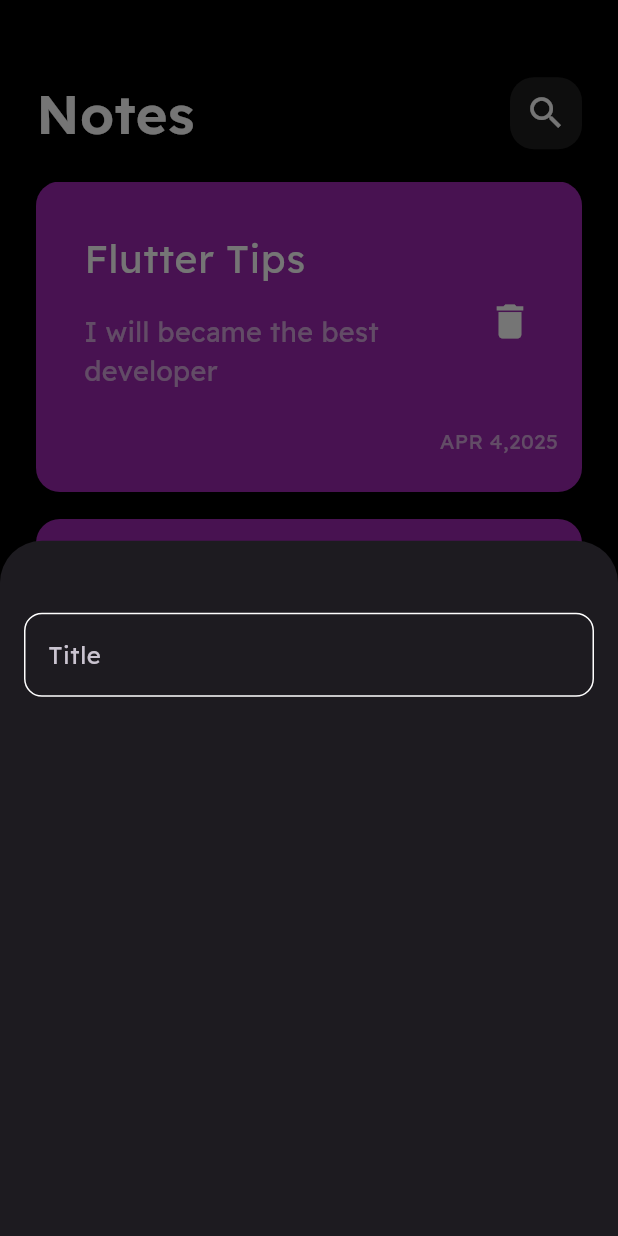
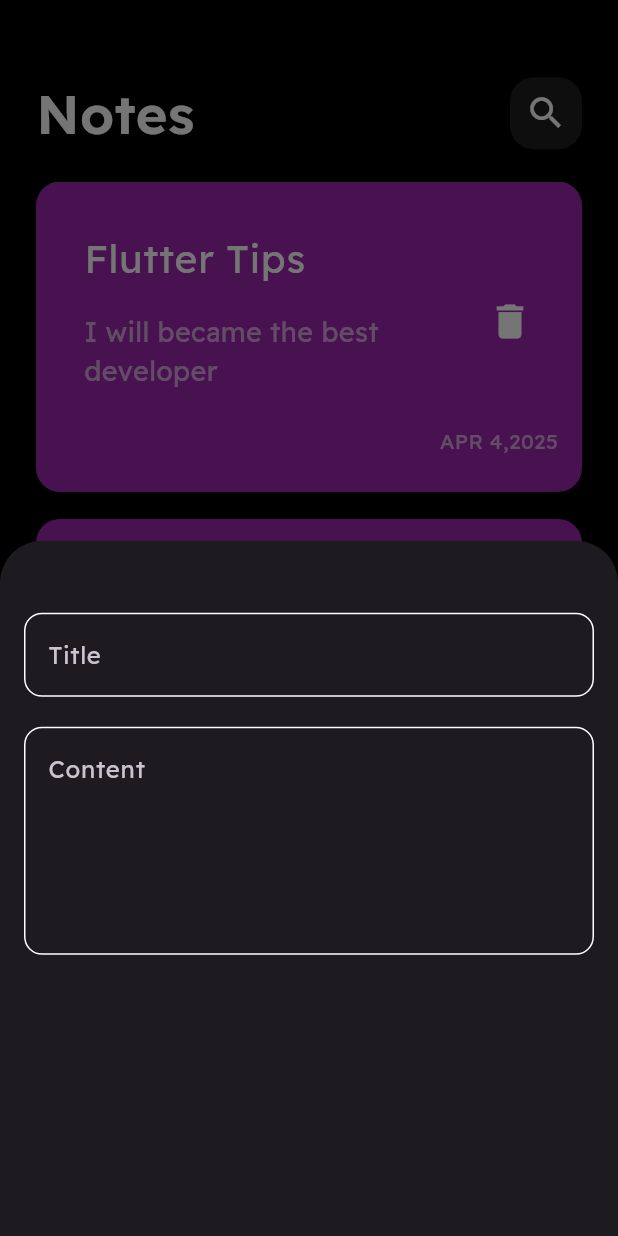
Before and after one commit to MahmooudHesham/notes_app, a Flutter app: the screen it shows after launch, after a tap on the "add" icon, on a phone screen of 412 x 824 dp. Run offline on Flutter 3.47's test engine with Material 3 defaults, Android fonts, the phone set to English and light mode, and no system bars.

Commit message:
add textFields to notes bottom sheet

```diff
--- a/lib/widgets/add_note_bottomsheet.dart
+++ b/lib/widgets/add_note_bottomsheet.dart
@@ -8,7 +8,14 @@ class AddNoteBottomSheet extends StatelessWidget {
   Widget build(BuildContext context) {
     return Padding(
       padding: const EdgeInsets.symmetric(horizontal: 16),
-      child: Column(children: [const SizedBox(height: 48), CutsomTextfield()]),
+      child: Column(
+        children: [
+          const SizedBox(height: 48),
+          CutsomTextfield(hint: 'Title'),
+          const SizedBox(height: 20),
+          CutsomTextfield(hint: 'Content', maxLines: 5),
+        ],
+      ),
     );
   }
 }
--- a/lib/widgets/cutsom_textField.dart
+++ b/lib/widgets/cutsom_textField.dart
@@ -2,14 +2,17 @@ import 'package:flutter/material.dart';
 import 'package:notes_app/constants.dart';
 
 class CutsomTextfield extends StatelessWidget {
-  const CutsomTextfield({super.key});
-
+  const CutsomTextfield({super.key, required this.hint, this.maxLines = 1});
+  final String hint;
+  final int maxLines;
   @override
   Widget build(BuildContext context) {
     return TextField(
       cursorColor: kPrimaryColour,
+      maxLines: maxLines,
       decoration: InputDecoration(
-        hintText: "Title",
+        hintText: hint,
+
         border: buildBorder(),
         enabledBorder: buildBorder(),
         focusedBorder: buildBorder(
```
